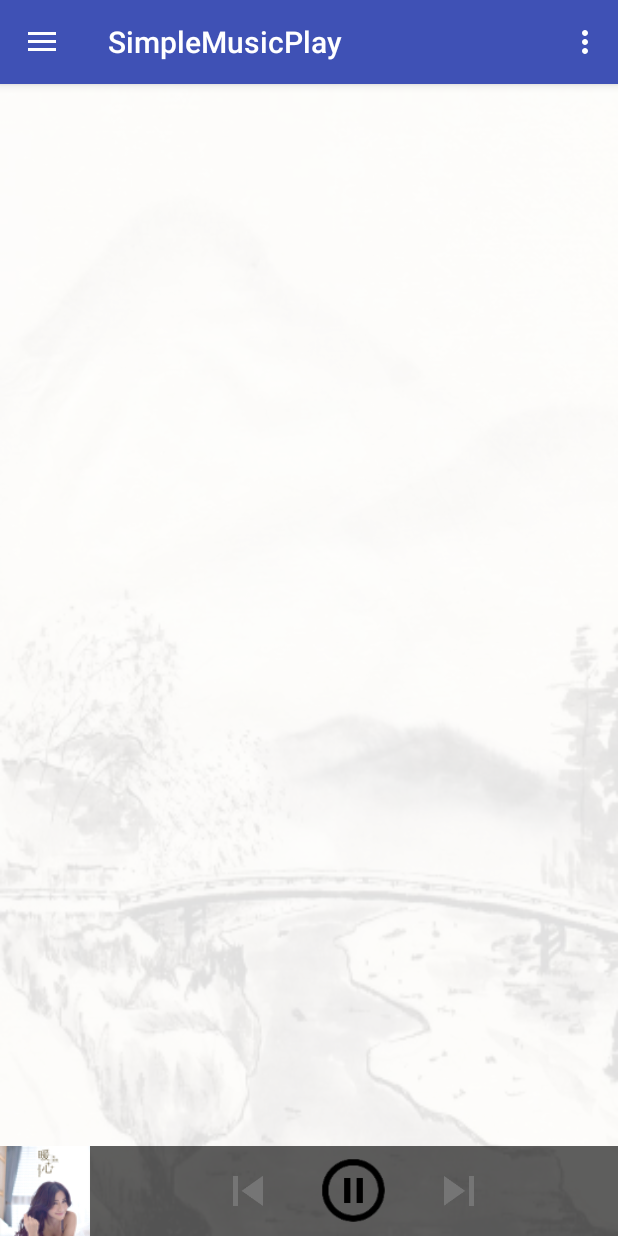
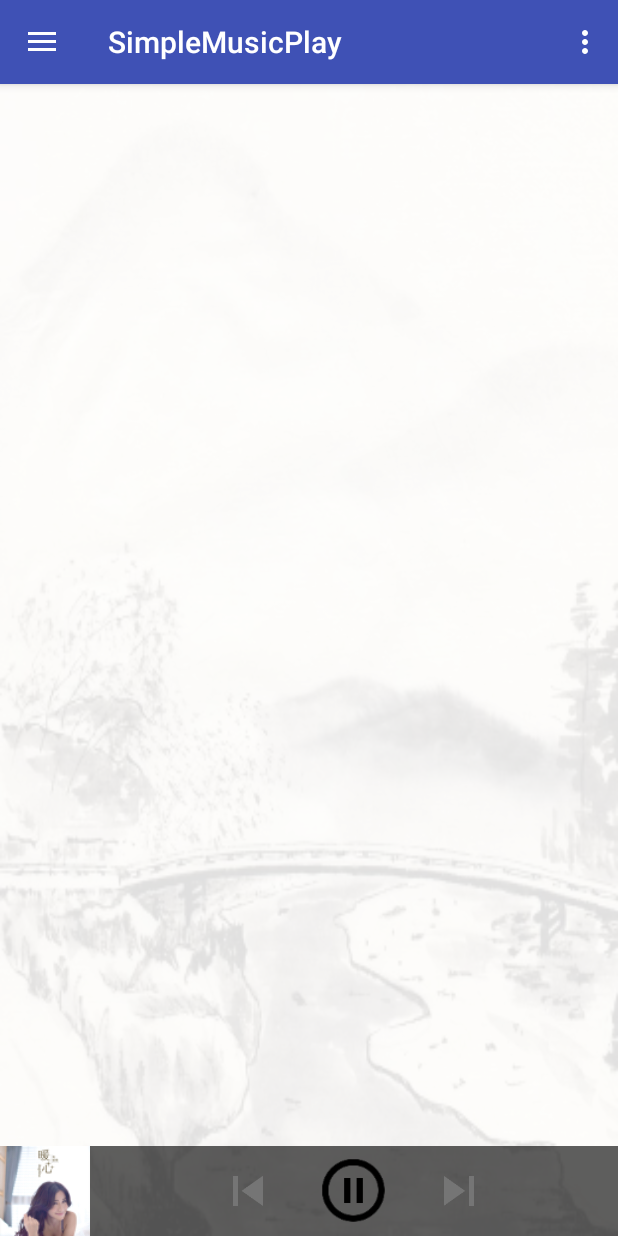
Before and after one commit to Ayi-/SimpleMusicPlay, an Android app: the screen it shows after launch (MainActivity), on a phone screen of 412 x 824 dp. Run offline under Robolectric (Android 15) with nearby library versions, the phone set to English and light mode, and no system bars; our stand-ins replace CircleImageView; libraries missing offline, so code that uses them is left out: org.litepal.crud; 1 statement that could not run was skipped.

Commit message:
忽略部分文件

```diff
--- a/app/build.gradle
+++ b/app/build.gradle
@@ -2,7 +2,7 @@ apply plugin: 'com.android.application'
 
 android {
     compileSdkVersion 23
-    buildToolsVersion "23.0.2"
+    buildToolsVersion '23.0.1'
 
     defaultConfig {
         applicationId "com.ae.simplemusicplay"
@@ -20,7 +20,7 @@ android {
 }
 
 dependencies {
-    compile fileTree(dir: 'libs', include: ['*.jar'])
+    compile fileTree(include: ['*.jar'], dir: 'libs')
     testCompile 'junit:junit:4.12'
     compile 'com.android.support:appcompat-v7:23.1.1'
     compile 'com.android.support:design:23.1.1'
--- a/app/src/main/res/layout/content_main.xml
+++ b/app/src/main/res/layout/content_main.xml
@@ -5,24 +5,22 @@
     android:layout_width="match_parent"
     android:layout_height="match_parent"
     android:background="@mipmap/mainlayoutbk"
-    app:layout_behavior="@string/appbar_scrolling_view_behavior"
     tools:context=".MainActivity"
-    tools:showIn="@layout/app_bar_main">
+    tools:showIn="@layout/app_bar_main"
+    android:alpha="87"
+    >
 
-    <View
-        android:layout_width="match_parent"
-        android:layout_height="match_parent"
-        android:background="#DFFFFFFF" />
 
     <RelativeLayout
         android:layout_width="match_parent"
-        android:layout_height="match_parent">
+        android:layout_height="match_parent"
+         android:background="#DFFFFFFF">
 
         <ListView
             android:id="@+id/music_list"
             android:layout_width="match_parent"
-            android:layout_height="match_parent"
-            android:layout_marginBottom="60dp" />
+            android:layout_height="wrap_content"
+             />
 
         <LinearLayout
             android:id="@+id/main_player_layout"
```
Also changed, not shown: 4 other files.
